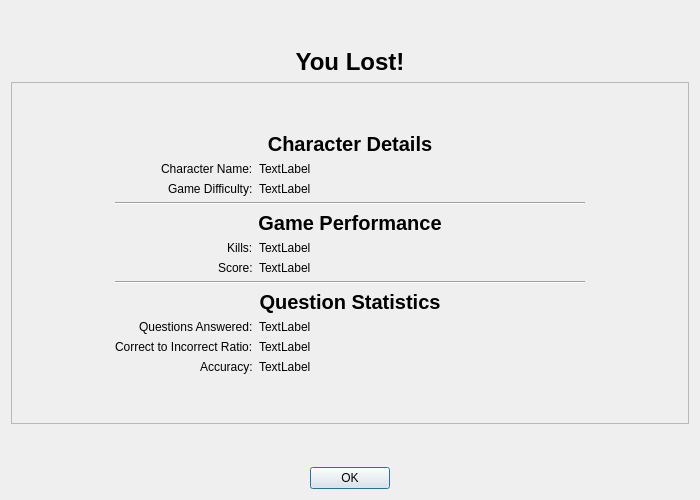
Before: the Qt Designer form PySource/Widgets/lost_game_dialog.ui in CorruptedBrainn/The-VALUE, drawn with Qt 5.
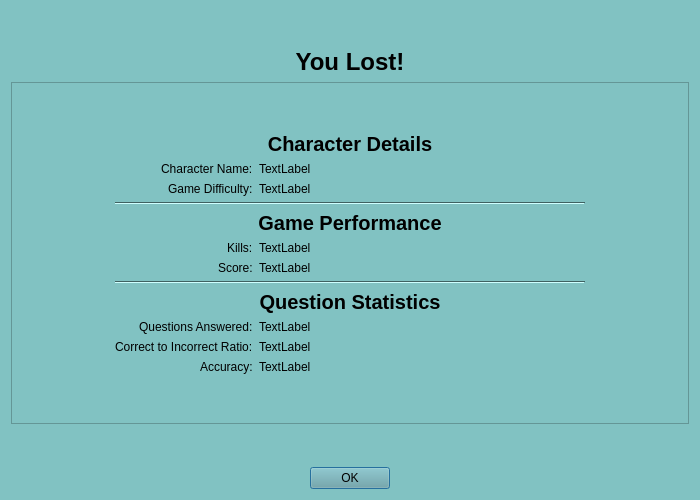
After: the same form once the commit is applied.

The edit to the form file:
```diff
--- a/PySource/Widgets/lost_game_dialog.ui
+++ b/PySource/Widgets/lost_game_dialog.ui
@@ -10,6 +10,475 @@
     <height>500</height>
    </rect>
   </property>
+  <property name="palette">
+   <palette>
+    <active>
+     <colorrole role="WindowText">
+      <brush brushstyle="SolidPattern">
+       <color alpha="255">
+        <red>0</red>
+        <green>0</green>
+        <blue>0</blue>
+       </color>
+      </brush>
+     </colorrole>
+     <colorrole role="Button">
+      <brush brushstyle="SolidPattern">
+       <color alpha="255">
+        <red>111</red>
+        <green>166</green>
+        <blue>166</blue>
+       </color>
+      </brush>
+     </colorrole>
+     <colorrole role="Light">
+      <brush brushstyle="SolidPattern">
+       <color alpha="255">
+        <red>206</red>
+        <green>255</green>
+        <blue>255</blue>
+       </color>
+      </brush>
+     </colorrole>
+     <colorrole role="Midlight">
+      <brush brushstyle="SolidPattern">
+       <color alpha="255">
+        <red>167</red>
+        <green>224</green>
+        <blue>224</blue>
+       </color>
+      </brush>
+     </colorrole>
+     <colorrole role="Dark">
+      <brush brushstyle="SolidPattern">
+       <color alpha="255">
+        <red>64</red>
+        <green>97</green>
+        <blue>97</blue>
+       </color>
+      </brush>
+     </colorrole>
+     <colorrole role="Mid">
+      <brush brushstyle="SolidPattern">
+       <color alpha="255">
+        <red>86</red>
+        <green>129</green>
+        <blue>129</blue>
+       </color>
+      </brush>
+     </colorrole>
+     <colorrole role="Text">
+      <brush brushstyle="SolidPattern">
+       <color alpha="255">
+        <red>0</red>
+        <green>0</green>
+        <blue>0</blue>
+       </color>
+      </brush>
+     </colorrole>
+     <colorrole role="BrightText">
+      <brush brushstyle="SolidPattern">
+       <color alpha="255">
+        <red>255</red>
+        <green>255</green>
+        <blue>255</blue>
+       </color>
+      </brush>
+     </colorrole>
+     <colorrole role="ButtonText">
+      <brush brushstyle="SolidPattern">
+       <color alpha="255">
+        <red>0</red>
+        <green>0</green>
+        <blue>0</blue>
+       </color>
+      </brush>
+     </colorrole>
+     <colorrole role="Base">
+      <brush brushstyle="SolidPattern">
+       <color alpha="255">
+        <red>255</red>
+        <green>255</green>
+        <blue>255</blue>
+       </color>
+      </brush>
+     </colorrole>
+     <colorrole role="Window">
+      <brush brushstyle="SolidPattern">
+       <color alpha="255">
+        <red>129</red>
+        <green>194</green>
+        <blue>194</blue>
+       </color>
+      </brush>
+     </colorrole>
+     <colorrole role="Shadow">
+      <brush brushstyle="SolidPattern">
+       <color alpha="255">
+        <red>0</red>
+        <green>0</green>
+        <blue>0</blue>
+       </color>
+      </brush>
+     </colorrole>
+     <colorrole role="AlternateBase">
+      <brush brushstyle="SolidPattern">
+       <color alpha="255">
+        <red>192</red>
+        <green>224</green>
+        <blue>224</blue>
+       </color>
+      </brush>
+     </colorrole>
+     <colorrole role="ToolTipBase">
+      <brush brushstyle="SolidPattern">
+       <color alpha="255">
+        <red>255</red>
+        <green>255</green>
+        <blue>220</blue>
+       </color>
+      </brush>
+     </colorrole>
+     <colorrole role="ToolTipText">
+      <brush brushstyle="SolidPattern">
+       <color alpha="255">
+        <red>0</red>
+        <green>0</green>
+        <blue>0</blue>
+       </color>
+      </brush>
+     </colorrole>
+     <colorrole role="PlaceholderText">
+      <brush brushstyle="SolidPattern">
+       <color alpha="127">
+        <red>0</red>
+        <green>0</green>
+        <blue>0</blue>
+       </color>
+      </brush>
+     </colorrole>
+     <colorrole role="Accent">
+      <brush brushstyle="SolidPattern">
+       <color alpha="255">
+        <red>255</red>
+        <green>255</green>
+        <blue>255</blue>
+       </color>
+      </brush>
+     </colorrole>
+    </active>
+    <inactive>
+     <colorrole role="WindowText">
+      <brush brushstyle="SolidPattern">
+       <color alpha="255">
+        <red>0</red>
+        <green>0</green>
+        <blue>0</blue>
+       </color>
+      </brush>
+     </colorrole>
+     <colorrole role="Button">
+      <brush brushstyle="SolidPattern">
+       <color alpha="255">
+        <red>111</red>
+        <green>166</green>
+        <blue>166</blue>
+       </color>
+      </brush>
+     </colorrole>
+     <colorrole role="Light">
+      <brush brushstyle="SolidPattern">
+       <color alpha="255">
+        <red>206</red>
+        <green>255</green>
+        <blue>255</blue>
+       </color>
+      </brush>
+     </colorrole>
+     <colorrole role="Midlight">
+      <brush brushstyle="SolidPattern">
+       <color alpha="255">
+        <red>167</red>
+        <green>224</green>
+        <blue>224</blue>
+       </color>
+      </brush>
+     </colorrole>
+     <colorrole role="Dark">
+      <brush brushstyle="SolidPattern">
+       <color alpha="255">
+        <red>64</red>
+        <green>97</green>
+        <blue>97</blue>
+       </color>
+      </brush>
+     </colorrole>
+     <colorrole role="Mid">
+      <brush brushstyle="SolidPattern">
+       <color alpha="255">
+        <red>86</red>
+        <green>129</green>
+        <blue>129</blue>
+       </color>
+      </brush>
+     </colorrole>
+     <colorrole role="Text">
+      <brush brushstyle="SolidPattern">
+       <color alpha="255">
+        <red>0</red>
+        <green>0</green>
+        <blue>0</blue>
+       </color>
+      </brush>
+     </colorrole>
+     <colorrole role="BrightText">
+      <brush brushstyle="SolidPattern">
+       <color alpha="255">
+        <red>255</red>
+        <green>255</green>
+        <blue>255</blue>
+       </color>
+      </brush>
+     </colorrole>
+     <colorrole role="ButtonText">
+      <brush brushstyle="SolidPattern">
+       <color alpha="255">
+        <red>0</red>
+        <green>0</green>
+        <blue>0</blue>
+       </color>
+      </brush>
+     </colorrole>
+     <colorrole role="Base">
+      <brush brushstyle="SolidPattern">
+       <color alpha="255">
+        <red>255</red>
+        <green>255</green>
+        <blue>255</blue>
+       </color>
+      </brush>
+     </colorrole>
+     <colorrole role="Window">
+      <brush brushstyle="SolidPattern">
+       <color alpha="255">
+        <red>129</red>
+        <green>194</green>
+        <blue>194</blue>
+       </color>
+      </brush>
+     </colorrole>
+     <colorrole role="Shadow">
+      <brush brushstyle="SolidPattern">
+       <color alpha="255">
+        <red>0</red>
+        <green>0</green>
+        <blue>0</blue>
+       </color>
+      </brush>
+     </colorrole>
+     <colorrole role="AlternateBase">
+      <brush brushstyle="SolidPattern">
+       <color alpha="255">
+        <red>192</red>
+        <green>224</green>
+        <blue>224</blue>
+       </color>
+      </brush>
+     </colorrole>
+     <colorrole role="ToolTipBase">
+      <brush brushstyle="SolidPattern">
+       <color alpha="255">
+        <red>255</red>
+        <green>255</green>
+        <blue>220</blue>
+       </color>
+      </brush>
+     </colorrole>
+     <colorrole role="ToolTipText">
+      <brush brushstyle="SolidPattern">
+       <color alpha="255">
+        <red>0</red>
+        <green>0</green>
+        <blue>0</blue>
+       </color>
+      </brush>
+     </colorrole>
+     <colorrole role="PlaceholderText">
+      <brush brushstyle="SolidPattern">
+       <color alpha="127">
+        <red>0</red>
+        <green>0</green>
+        <blue>0</blue>
+       </color>
+      </brush>
+     </colorrole>
+     <colorrole role="Accent">
+      <brush brushstyle="SolidPattern">
+       <color alpha="255">
+        <red>255</red>
+        <green>255</green>
+        <blue>255</blue>
+       </color>
+      </brush>
+     </colorrole>
+    </inactive>
+    <disabled>
+     <colorrole role="WindowText">
+      <brush brushstyle="SolidPattern">
+       <color alpha="255">
+        <red>64</red>
+        <green>97</green>
+        <blue>97</blue>
+       </color>
+      </brush>
+     </colorrole>
+     <colorrole role="Button">
+      <brush brushstyle="SolidPattern">
+       <color alpha="255">
+        <red>111</red>
+        <green>166</green>
+        <blue>166</blue>
+       </color>
+      </brush>
+     </colorrole>
+     <colorrole role="Light">
+      <brush brushstyle="SolidPattern">
+       <color alpha="255">
+        <red>206</red>
+        <green>255</green>
+        <blue>255</blue>
+       </color>
+      </brush>
+     </colorrole>
+     <colorrole role="Midlight">
+      <brush brushstyle="SolidPattern">
+       <color alpha="255">
+        <red>167</red>
+        <green>224</green>
+        <blue>224</blue>
+       </color>
+      </brush>
+     </colorrole>
+     <colorrole role="Dark">
+      <brush brushstyle="SolidPattern">
+       <color alpha="255">
+        <red>64</red>
+        <green>97</green>
+        <blue>97</blue>
+       </color>
+      </brush>
+     </colorrole>
+     <colorrole role="Mid">
+      <brush brushstyle="SolidPattern">
+       <color alpha="255">
+        <red>86</red>
+        <green>129</green>
+        <blue>129</blue>
+       </color>
+      </brush>
+     </colorrole>
+     <colorrole role="Text">
+      <brush brushstyle="SolidPattern">
+       <color alpha="255">
+        <red>64</red>
+        <green>97</green>
+        <blue>97</blue>
+       </color>
+      </brush>
+     </colorrole>
+     <colorrole role="BrightText">
+      <brush brushstyle="SolidPattern">
+       <color alpha="255">
+        <red>255</red>
+        <green>255</green>
+        <blue>255</blue>
+       </color>
+      </brush>
+     </colorrole>
+     <colorrole role="ButtonText">
+      <brush brushstyle="SolidPattern">
+       <color alpha="255">
+        <red>64</red>
+        <green>97</green>
+        <blue>97</blue>
+       </color>
+      </brush>
+     </colorrole>
+     <colorrole role="Base">
+      <brush brushstyle="SolidPattern">
+       <color alpha="255">
+        <red>129</red>
+        <green>194</green>
+        <blue>194</blue>
+       </color>
+      </brush>
+     </colorrole>
+     <colorrole role="Window">
+      <brush brushstyle="SolidPattern">
+       <color alpha="255">
+        <red>129</red>
+        <green>194</green>
+        <blue>194</blue>
+       </color>
+      </brush>
+     </colorrole>
+     <colorrole role="Shadow">
+      <brush brushstyle="SolidPattern">
+       <color alpha="255">
+        <red>0</red>
+        <green>0</green>
+        <blue>0</blue>
+       </color>
+      </brush>
+     </colorrole>
+     <colorrole role="AlternateBase">
+      <brush brushstyle="SolidPattern">
+       <color alpha="255">
+        <red>129</red>
+        <green>194</green>
+        <blue>194</blue>
+       </color>
+      </brush>
+     </colorrole>
+     <colorrole role="ToolTipBase">
+      <brush brushstyle="SolidPattern">
+       <color alpha="255">
+        <red>255</red>
+        <green>255</green>
+        <blue>220</blue>
+       </color>
+      </brush>
+     </colorrole>
+     <colorrole role="ToolTipText">
+      <brush brushstyle="SolidPattern">
+       <color alpha="255">
+        <red>0</red>
+        <green>0</green>
+        <blue>0</blue>
+       </color>
+      </brush>
+     </colorrole>
+     <colorrole role="PlaceholderText">
+      <brush brushstyle="SolidPattern">
+       <color alpha="127">
+        <red>64</red>
+        <green>97</green>
+        <blue>97</blue>
+       </color>
+      </brush>
+     </colorrole>
+     <colorrole role="Accent">
+      <brush brushstyle="SolidPattern">
+       <color alpha="255">
+        <red>168</red>
+        <green>252</green>
+        <blue>252</blue>
+       </color>
+      </brush>
+     </colorrole>
+    </disabled>
+   </palette>
+  </property>
   <property name="windowTitle">
    <string>Dialog</string>
   </property>
```
